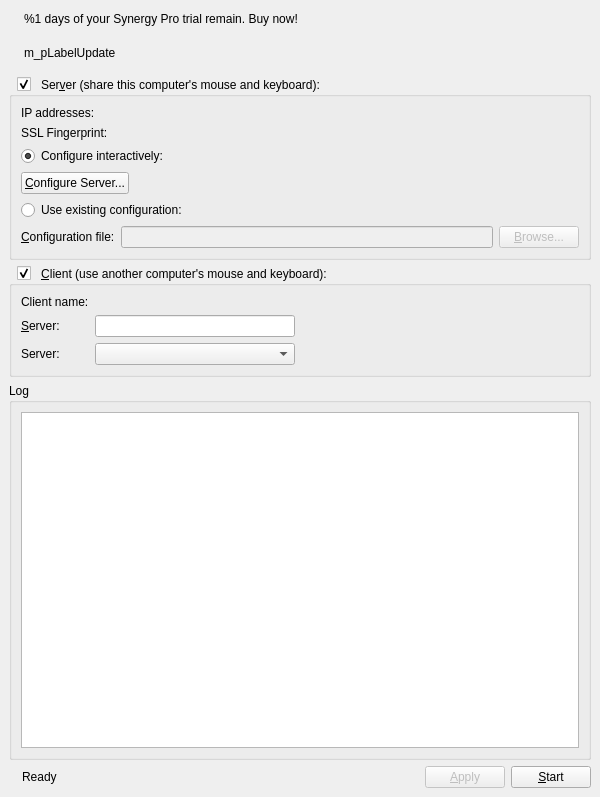
Before: the Qt Designer form src/gui/src/MainWindowBase.ui in deskflow/deskflow, drawn with Qt 5.
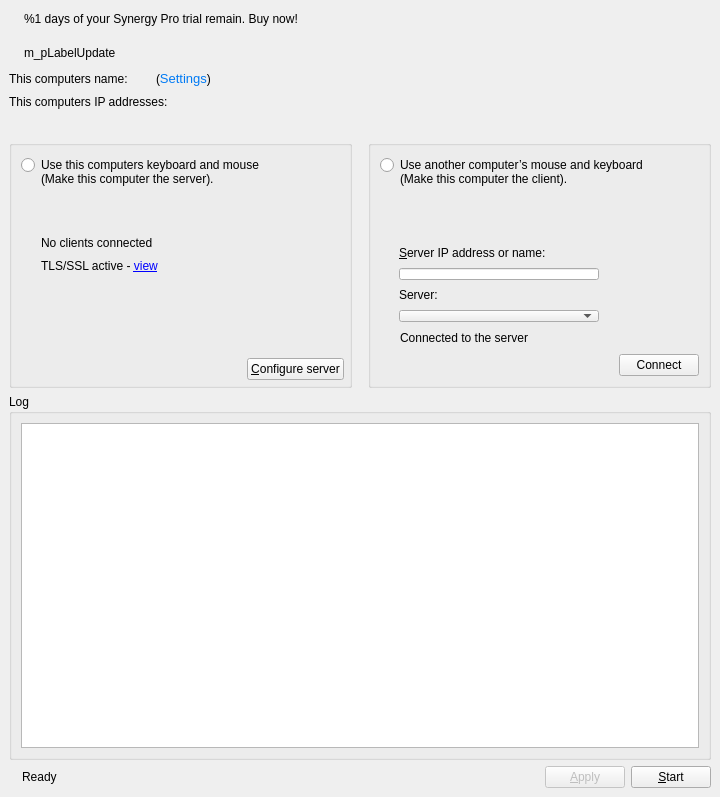
After: the same form once the commit is applied. Icons and pictures are not drawn. Custom widgets are drawn as their Qt base class.

Commit message: SYNERGY-799 Update Synergy UI. Main screen (#6973)

```diff
--- a/src/gui/src/MainWindowBase.ui
+++ b/src/gui/src/MainWindowBase.ui
@@ -6,7 +6,7 @@
    <rect>
     <x>0</x>
     <y>0</y>
-    <width>600</width>
+    <width>720</width>
     <height>797</height>
    </rect>
   </property>
@@ -18,7 +18,7 @@
   </property>
   <property name="minimumSize">
    <size>
-    <width>600</width>
+    <width>720</width>
     <height>0</height>
    </size>
   </property>
@@ -81,6 +81,9 @@
     <item>
      <widget class="QWidget" name="m_pWidgetUpdate" native="true">
       <layout class="QHBoxLayout" name="horizontalLayout_2">
+       <property name="spacing">
+        <number>6</number>
+       </property>
        <property name="leftMargin">
         <number>2</number>
        </property>
@@ -91,7 +94,7 @@
         <number>0</number>
        </property>
        <property name="bottomMargin">
-        <number>8</number>
+        <number>2</number>
        </property>
        <item>
         <widget class="QLabel" name="m_pIconUpdate">
@@ -130,48 +133,185 @@
      </widget>
     </item>
     <item>
-     <widget class="QGroupBox" name="m_pGroupServer">
+     <widget class="QWidget" name="m_pWidgetComputerName" native="true">
       <property name="sizePolicy">
        <sizepolicy hsizetype="Preferred" vsizetype="Preferred">
         <horstretch>0</horstretch>
         <verstretch>0</verstretch>
        </sizepolicy>
       </property>
+      <property name="minimumSize">
+       <size>
+        <width>582</width>
+        <height>15</height>
+       </size>
+      </property>
+      <property name="maximumSize">
+       <size>
+        <width>16777215</width>
+        <height>20</height>
+       </size>
+      </property>
+      <layout class="QHBoxLayout" name="horizontalLayout_7">
+       <property name="spacing">
+        <number>0</number>
+       </property>
+       <property name="leftMargin">
+        <number>0</number>
+       </property>
+       <property name="topMargin">
+        <number>0</number>
+       </property>
+       <property name="rightMargin">
+        <number>0</number>
+       </property>
+       <property name="bottomMargin">
+        <number>0</number>
+       </property>
+       <item>
+        <widget class="QLabel" name="m_pLabelComputerName">
+         <property name="minimumSize">
+          <size>
+           <width>135</width>
+           <height>15</height>
+          </size>
+         </property>
+         <property name="maximumSize">
+          <size>
+           <width>135</width>
+           <height>20</height>
+          </size>
+         </property>
       <property name="font">
        <font>
+           <family>Arial</family>
         <kerning>true</kerning>
        </font>
       </property>
+         <property name="text">
+          <string>This computers name:</string>
+         </property>
+        </widget>
+       </item>
+       <item>
+        <widget class="QLabel" name="m_pLabelScreenName">
+         <property name="sizePolicy">
+          <sizepolicy hsizetype="Maximum" vsizetype="Preferred">
+           <horstretch>0</horstretch>
+           <verstretch>0</verstretch>
+          </sizepolicy>
+         </property>
+         <property name="minimumSize">
+          <size>
+           <width>0</width>
+           <height>15</height>
+          </size>
+         </property>
+         <property name="maximumSize">
+          <size>
+           <width>16777215</width>
+           <height>20</height>
+          </size>
+         </property>
+         <property name="font">
+          <font>
+           <family>Arial</family>
+          </font>
+         </property>
+         <property name="text">
+          <string notr="true"/>
+         </property>
+         <property name="textFormat">
+          <enum>Qt::AutoText</enum>
+         </property>
+        </widget>
+       </item>
+       <item>
+        <widget class="QLabel" name="m_pSettingsLink">
+         <property name="minimumSize">
+          <size>
+           <width>0</width>
+           <height>15</height>
+          </size>
+         </property>
+         <property name="maximumSize">
+          <size>
+           <width>16777215</width>
+           <height>20</height>
+          </size>
+         </property>
+         <property name="font">
+          <font>
+           <family>Arial</family>
+           <weight>50</weight>
+           <italic>false</italic>
+           <bold>false</bold>
+          </font>
+         </property>
       <property name="styleSheet">
-       <string notr="true">QGroupBox::title {
-    subcontrol-origin: padding;
-    left: 7px;
-}
-</string>
-      </property>
-      <property name="title">
-       <string>Ser&amp;ver (share this computer's mouse and keyboard):</string>
-      </property>
-      <property name="checkable">
-       <bool>true</bool>
-      </property>
-      <property name="checked">
-       <bool>true</bool>
-      </property>
-      <layout class="QVBoxLayout">
+          <string notr="true"/>
+         </property>
+         <property name="text">
+          <string>&lt;html&gt;&lt;head/&gt;&lt;body&gt;&lt;p style=&quot;margin-left: 5px;&quot;&gt;(&lt;a href=&quot;#&quot;&gt;&lt;span style=&quot; text-decoration: none; font-size: 13px; color:#007af4;&quot;&gt;Settings&lt;/span&gt;&lt;/a&gt;)&lt;/p&gt;&lt;/body&gt;&lt;/html&gt;</string>
+         </property>
+         <property name="margin">
+          <number>0</number>
+         </property>
+        </widget>
+       </item>
+      </layout>
+     </widget>
+    </item>
        <item>
-        <layout class="QFormLayout" name="formLayout">
-         <property name="fieldGrowthPolicy">
-          <enum>QFormLayout::AllNonFixedFieldsGrow</enum>
-         </property>
-         <item row="0" column="0">
+     <widget class="QWidget" name="m_pWidgetIPAddress" native="true">
+      <property name="sizePolicy">
+       <sizepolicy hsizetype="Preferred" vsizetype="Preferred">
+        <horstretch>0</horstretch>
+        <verstretch>0</verstretch>
+       </sizepolicy>
+      </property>
+      <property name="minimumSize">
+       <size>
+        <width>0</width>
+        <height>20</height>
+       </size>
+      </property>
+      <layout class="QHBoxLayout" name="horizontalLayout_6">
+       <property name="spacing">
+        <number>0</number>
+       </property>
+       <property name="leftMargin">
+        <number>0</number>
+       </property>
+       <property name="topMargin">
+        <number>0</number>
+       </property>
+       <property name="rightMargin">
+        <number>0</number>
+       </property>
+       <property name="bottomMargin">
+        <number>0</number>
+       </property>
+       <item>
           <widget class="QLabel" name="label_2">
+         <property name="minimumSize">
+          <size>
+           <width>0</width>
+           <height>20</height>
+          </size>
+         </property>
+         <property name="maximumSize">
+          <size>
+           <width>190</width>
+           <height>16777215</height>
+          </size>
+         </property>
            <property name="text">
-            <string>IP addresses:</string>
+          <string>This computers IP addresses:</string>
            </property>
           </widget>
          </item>
-         <item row="0" column="1">
+       <item>
           <widget class="QLabel" name="m_pLabelIpAddresses">
            <property name="text">
             <string notr="true"/>
@@ -179,50 +319,196 @@
           </widget>
          </item>
         </layout>
+     </widget>
+    </item>
+    <item>
+     <widget class="QWidget" name="m_pMainWidgets" native="true">
+      <property name="sizePolicy">
+       <sizepolicy hsizetype="Expanding" vsizetype="Preferred">
+        <horstretch>0</horstretch>
+        <verstretch>0</verstretch>
+       </sizepolicy>
+      </property>
+      <property name="minimumSize">
+       <size>
+        <width>0</width>
+        <height>270</height>
+       </size>
+      </property>
+      <property name="maximumSize">
+       <size>
+        <width>16777215</width>
+        <height>270</height>
+       </size>
+      </property>
+      <layout class="QHBoxLayout" name="horizontalLayout_8">
+       <property name="spacing">
+        <number>16</number>
+       </property>
+       <property name="leftMargin">
+        <number>0</number>
+       </property>
+       <property name="topMargin">
+        <number>22</number>
+       </property>
+       <property name="rightMargin">
+        <number>0</number>
+       </property>
+       <property name="bottomMargin">
+        <number>0</number>
+       </property>
+       <item>
+        <widget class="QGroupBox" name="m_pGroupServer">
+         <property name="sizePolicy">
+          <sizepolicy hsizetype="MinimumExpanding" vsizetype="Preferred">
+           <horstretch>0</horstretch>
+           <verstretch>0</verstretch>
+          </sizepolicy>
+         </property>
+         <property name="minimumSize">
+          <size>
+           <width>340</width>
+           <height>248</height>
+          </size>
+         </property>
+         <property name="font">
+          <font>
+           <kerning>true</kerning>
+          </font>
+         </property>
+         <property name="styleSheet">
+          <string notr="true">QGroupBox::title {
+    subcontrol-origin: padding;
+    left: 7px;
+}
+</string>
+         </property>
+         <property name="title">
+          <string/>
+         </property>
+         <property name="checkable">
+          <bool>false</bool>
+         </property>
+         <property name="checked">
+          <bool>false</bool>
+         </property>
+         <layout class="QVBoxLayout" name="ServerLayout">
+          <property name="spacing">
+           <number>9</number>
+          </property>
+          <property name="topMargin">
+           <number>11</number>
+          </property>
+          <property name="rightMargin">
+           <number>5</number>
+          </property>
+          <property name="bottomMargin">
+           <number>5</number>
+          </property>
+          <item>
+           <widget class="QRadioButton" name="m_pRadioGroupServer">
+            <property name="sizePolicy">
+             <sizepolicy hsizetype="Fixed" vsizetype="Fixed">
+              <horstretch>0</horstretch>
+              <verstretch>0</verstretch>
+             </sizepolicy>
+            </property>
+            <property name="minimumSize">
+             <size>
+              <width>300</width>
+              <height>30</height>
+             </size>
+            </property>
+            <property name="maximumSize">
+             <size>
+              <width>65535</width>
+              <height>30</height>
+             </size>
+            </property>
+            <property name="styleSheet">
+             <string notr="true">QRadioButton::indicator{
+   top: -7px;
+}</string>
+            </property>
+            <property name="text">
+             <string>Use this computers keyboard and mouse 
+(Make this computer the server).</string>
+            </property>
+           </widget>
+          </item>
+          <item>
+           <spacer name="verticalSpacer">
+            <property name="orientation">
+             <enum>Qt::Vertical</enum>
+            </property>
+            <property name="sizeType">
+             <enum>QSizePolicy::Fixed</enum>
+            </property>
+            <property name="sizeHint" stdset="0">
+             <size>
+              <width>20</width>
+              <height>40</height>
+             </size>
+            </property>
+           </spacer>
+          </item>
+          <item>
+           <widget class="synergy_widgets::ServerStateLabel" name="m_pLabelServerState">
+            <property name="text">
+             <string>No clients connected</string>
+            </property>
+            <property name="indent">
+             <number>20</number>
+            </property>
+           </widget>
        </item>
        <item>
         <layout class="QHBoxLayout" name="horizontalLayout_3">
+            <property name="spacing">
+             <number>6</number>
+            </property>
          <item>
           <widget class="QLabel" name="m_pLabelFingerprint">
            <property name="sizePolicy">
-            <sizepolicy hsizetype="Maximum" vsizetype="Preferred">
+               <sizepolicy hsizetype="Preferred" vsizetype="Preferred">
              <horstretch>0</horstretch>
              <verstretch>0</verstretch>
             </sizepolicy>
            </property>
-           <property name="text">
-            <string>SSL Fingerprint:</string>
-           </property>
-          </widget>
-         </item>
-         <item>
-          <widget class="QLabel" name="m_pLabelLocalFingerprint">
+              <property name="maximumSize">
+               <size>
+                <width>16777215</width>
+                <height>20</height>
+               </size>
+              </property>
            <property name="text">
-            <string/>
+               <string>&lt;html&gt;&lt;head/&gt;&lt;body&gt;&lt;p&gt;TLS/SSL active - &lt;a href=&quot;#&quot;&gt;view&lt;/a&gt;&lt;/p&gt;&lt;/body&gt;&lt;/html&gt;</string>
+              </property>
+              <property name="textFormat">
+               <enum>Qt::RichText</enum>
+              </property>
+              <property name="indent">
+               <number>20</number>
            </property>
           </widget>
          </item>
         </layout>
        </item>
        <item>
-        <widget class="QRadioButton" name="m_pRadioInternalConfig">
-         <property name="text">
-          <string>Configure interactively:</string>
-         </property>
-         <property name="checked">
-          <bool>true</bool>
-         </property>
-        </widget>
+           <spacer name="verticalSpacer_2">
+            <property name="orientation">
+             <enum>Qt::Vertical</enum>
+            </property>
+            <property name="sizeHint" stdset="0">
+             <size>
+              <width>20</width>
+              <height>40</height>
+             </size>
+            </property>
+           </spacer>
        </item>
        <item>
         <layout class="QHBoxLayout" name="horizontalLayout_4">
-         <item>
-          <widget class="QPushButton" name="m_pButtonConfigureServer">
-           <property name="text">
-            <string>&amp;Configure Server...</string>
-           </property>
-          </widget>
-         </item>
          <item>
           <spacer>
            <property name="orientation">
@@ -236,41 +522,22 @@
            </property>
           </spacer>
          </item>
-        </layout>
-       </item>
        <item>
-        <widget class="QRadioButton" name="m_pRadioExternalConfig">
-         <property name="text">
-          <string>Use existing configuration:</string>
-         </property>
-        </widget>
-       </item>
-       <item>
-        <layout class="QHBoxLayout">
-         <item>
-          <widget class="QLabel" name="m_pLabelConfigurationFile">
-           <property name="text">
-            <string>&amp;Configuration file:</string>
-           </property>
-           <property name="buddy">
-            <cstring>m_pLineEditConfigFile</cstring>
-           </property>
-          </widget>
-         </item>
-         <item>
-          <widget class="QLineEdit" name="m_pLineEditConfigFile">
-           <property name="enabled">
-            <bool>false</bool>
-           </property>
-          </widget>
-         </item>
-         <item>
-          <widget class="QPushButton" name="m_pButtonBrowseConfigFile">
-           <property name="enabled">
-            <bool>false</bool>
-           </property>
+             <widget class="QPushButton" name="m_pButtonConfigureServer">
+              <property name="minimumSize">
+               <size>
+                <width>0</width>
+                <height>0</height>
+               </size>
+              </property>
+              <property name="maximumSize">
+               <size>
+                <width>16777215</width>
+                <height>16777215</height>
+               </size>
+              </property>
            <property name="text">
-            <string>&amp;Browse...</string>
+               <string>&amp;Configure server</string>
            </property>
           </widget>
          </item>
@@ -282,11 +549,23 @@
     <item>
      <widget class="QGroupBox" name="m_pGroupClient">
       <property name="sizePolicy">
-       <sizepolicy hsizetype="Preferred" vsizetype="Preferred">
+          <sizepolicy hsizetype="Expanding" vsizetype="Preferred">
         <horstretch>0</horstretch>
         <verstretch>0</verstretch>
        </sizepolicy>
       </property>
+         <property name="minimumSize">
+          <size>
+           <width>340</width>
+           <height>248</height>
+          </size>
+         </property>
+         <property name="baseSize">
+          <size>
+           <width>0</width>
+           <height>0</height>
+          </size>
+         </property>
       <property name="font">
        <font>
         <kerning>true</kerning>
@@ -300,51 +579,99 @@
 </string>
       </property>
       <property name="title">
-       <string>&amp;Client (use another computer's mouse and keyboard):</string>
+          <string/>
       </property>
       <property name="checkable">
-       <bool>true</bool>
+          <bool>false</bool>
       </property>
       <property name="checked">
-       <bool>true</bool>
-      </property>
-      <layout class="QFormLayout" name="formLayout_3">
-       <property name="fieldGrowthPolicy">
-        <enum>QFormLayout::AllNonFixedFieldsGrow</enum>
-       </property>
-       <item row="0" column="0">
-        <widget class="QLabel" name="m_pLabelComputerName">
-         <property name="font">
-          <font>
-           <kerning>true</kerning>
-          </font>
-         </property>
+          <bool>false</bool>
+         </property>
+         <layout class="QVBoxLayout" name="ClientLayout">
+          <property name="spacing">
+           <number>9</number>
+          </property>
+          <property name="leftMargin">
+           <number>9</number>
+          </property>
+          <property name="topMargin">
+           <number>11</number>
+          </property>
+          <item>
+           <widget class="QRadioButton" name="m_pRadioGroupClient">
+            <property name="sizePolicy">
+             <sizepolicy hsizetype="Fixed" vsizetype="Fixed">
+              <horstretch>0</horstretch>
+              <verstretch>0</verstretch>
+             </sizepolicy>
+            </property>
+            <property name="minimumSize">
+             <size>
+              <width>0</width>
+              <height>30</height>
+             </size>
+            </property>
+            <property name="maximumSize">
+             <size>
+              <width>300</width>
+              <height>30</height>
+             </size>
+            </property>
+            <property name="styleSheet">
+             <string notr="true">QRadioButton::indicator{
+     top: -7px;
+}</string>
+            </property>
          <property name="text">
-          <string>Client name:</string>
+             <string>Use another computer’s mouse and keyboard
+(Make this computer the client).</string>
          </property>
         </widget>
        </item>
-       <item row="0" column="1">
-        <widget class="QLabel" name="m_pLabelScreenName">
-         <property name="text">
-          <string notr="true"/>
-         </property>
-        </widget>
-       </item>
-       <item row="2" column="0">
+          <item>
+           <spacer name="verticalSpacer_4">
+            <property name="orientation">
+             <enum>Qt::Vertical</enum>
+            </property>
+            <property name="sizeType">
+             <enum>QSizePolicy::Minimum</enum>
+            </property>
+            <property name="sizeHint" stdset="0">
+             <size>
+              <width>20</width>
+              <height>40</height>
+             </size>
+            </property>
+           </spacer>
+          </item>
+          <item>
+           <layout class="QVBoxLayout" name="verticalLayout_3">
+            <property name="leftMargin">
+             <number>19</number>
+            </property>
+            <property name="topMargin">
+             <number>10</number>
+            </property>
+            <item>
         <widget class="QLabel" name="m_pLabelServerName">
+              <property name="sizePolicy">
+               <sizepolicy hsizetype="Preferred" vsizetype="Maximum">
+                <horstretch>0</horstretch>
+                <verstretch>0</verstretch>
+               </sizepolicy>
+              </property>
          <property name="text">
-          <string>&amp;Server:</string>
+               <string>&amp;Server IP address or name:</string>
          </property>
          <property name="buddy">
           <cstring>m_pLineEditHostname</cstring>
          </property>
         </widget>
        </item>
-       <item row="2" column="1">
+            <item>
         <widget class="QLineEdit" name="m_pLineEditHostname">
          <property name="sizePolicy">
-          <sizepolicy hsizetype="Maximum" vsizetype="Preferred">
+               <sizepolicy hsizetype="Maximum" vsizetype="Maximum">
            <horstretch>0</horstretch>
            <verstretch>0</verstretch>
           </sizepolicy>
@@ -360,29 +687,87 @@
          </property>
         </widget>
        </item>
-       <item row="4" column="1">
-        <widget class="QComboBox" name="m_pComboServerList">
-         <property name="sizePolicy">
-          <sizepolicy hsizetype="Maximum" vsizetype="Preferred">
-           <horstretch>0</horstretch>
-           <verstretch>0</verstretch>
-          </sizepolicy>
-         </property>
-         <property name="minimumSize">
-          <size>
-           <width>200</width>
-           <height>0</height>
-          </size>
-         </property>
-        </widget>
-       </item>
-       <item row="4" column="0">
+            <item>
         <widget class="QLabel" name="m_pLabelAutoDetected">
          <property name="text">
           <string>Server:</string>
          </property>
         </widget>
        </item>
+            <item>
+             <widget class="QComboBox" name="m_pComboServerList">
+              <property name="sizePolicy">
+               <sizepolicy hsizetype="Fixed" vsizetype="Maximum">
+                <horstretch>0</horstretch>
+                <verstretch>0</verstretch>
+               </sizepolicy>
+              </property>
+              <property name="minimumSize">
+               <size>
+                <width>200</width>
+                <height>0</height>
+               </size>
+              </property>
+             </widget>
+            </item>
+           </layout>
+          </item>
+          <item>
+           <widget class="synergy_widgets::ClientStateLabel" name="m_pLabelClientState">
+            <property name="text">
+             <string>Connected to the server</string>
+            </property>
+            <property name="indent">
+             <number>20</number>
+            </property>
+           </widget>
+          </item>
+          <item>
+           <spacer name="verticalSpacer_3">
+            <property name="orientation">
+             <enum>Qt::Vertical</enum>
+            </property>
+            <property name="sizeType">
+             <enum>QSizePolicy::Expanding</enum>
+            </property>
+            <property name="sizeHint" stdset="0">
+             <size>
+              <width>20</width>
+              <height>40</height>
+             </size>
+            </property>
+           </spacer>
+          </item>
+          <item>
+           <layout class="QHBoxLayout" name="horizontalLayout_9">
+            <property name="topMargin">
+             <number>0</number>
+            </property>
+            <item>
+             <spacer name="horizontalSpacer_2">
+              <property name="orientation">
+               <enum>Qt::Horizontal</enum>
+              </property>
+              <property name="sizeHint" stdset="0">
+               <size>
+                <width>40</width>
+                <height>20</height>
+               </size>
+              </property>
+             </spacer>
+            </item>
+            <item>
+             <widget class="QPushButton" name="m_pButtonConnect">
+              <property name="text">
+               <string>Connect</string>
+              </property>
+             </widget>
+            </item>
+           </layout>
+          </item>
+         </layout>
+        </widget>
+       </item>
       </layout>
      </widget>
     </item>
@@ -603,6 +988,18 @@
    </property>
   </action>
  </widget>
+ <customwidgets>
+  <customwidget>
+   <class>synergy_widgets::ServerStateLabel</class>
+   <extends>QLabel</extends>
+   <header>widgets/ServerStateLabel.h</header>
+  </customwidget>
+  <customwidget>
+   <class>synergy_widgets::ClientStateLabel</class>
+   <extends>QLabel</extends>
+   <header>widgets/ClientStateLabel.h</header>
+  </customwidget>
+ </customwidgets>
  <resources>
   <include location="../res/Synergy.qrc"/>
  </resources>
```
Left out of the diff: 48 changed lines with no effect on the pictures. Lines whose indentation alone changed are shown as unchanged. The commit also changes 16 other files.
